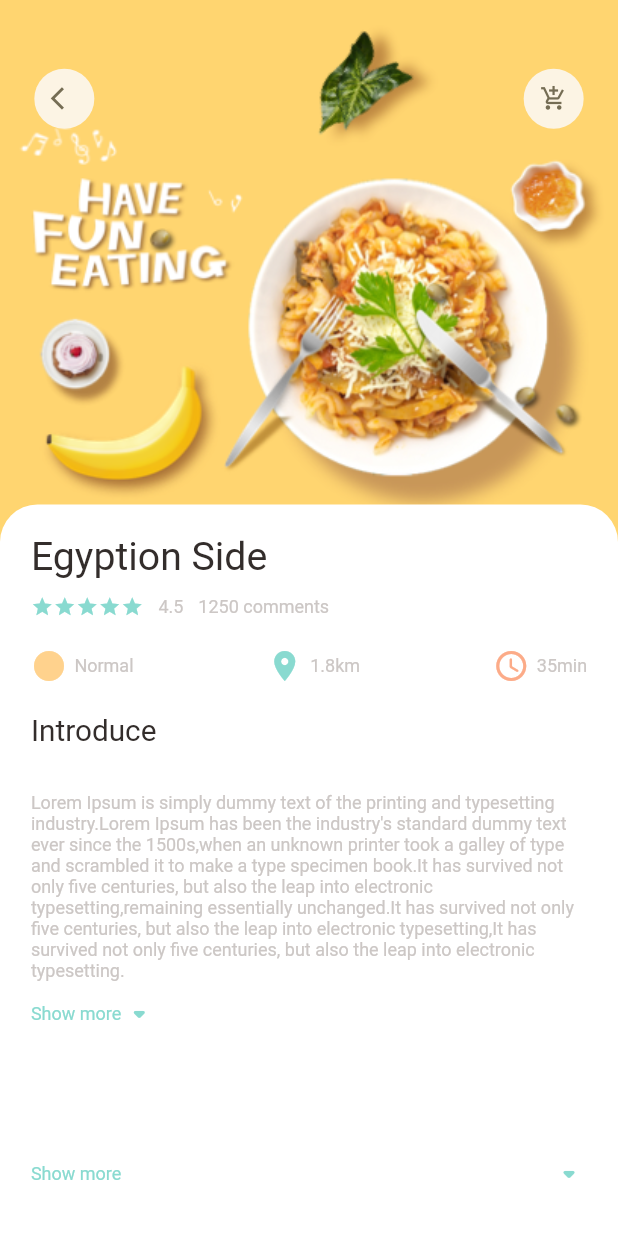
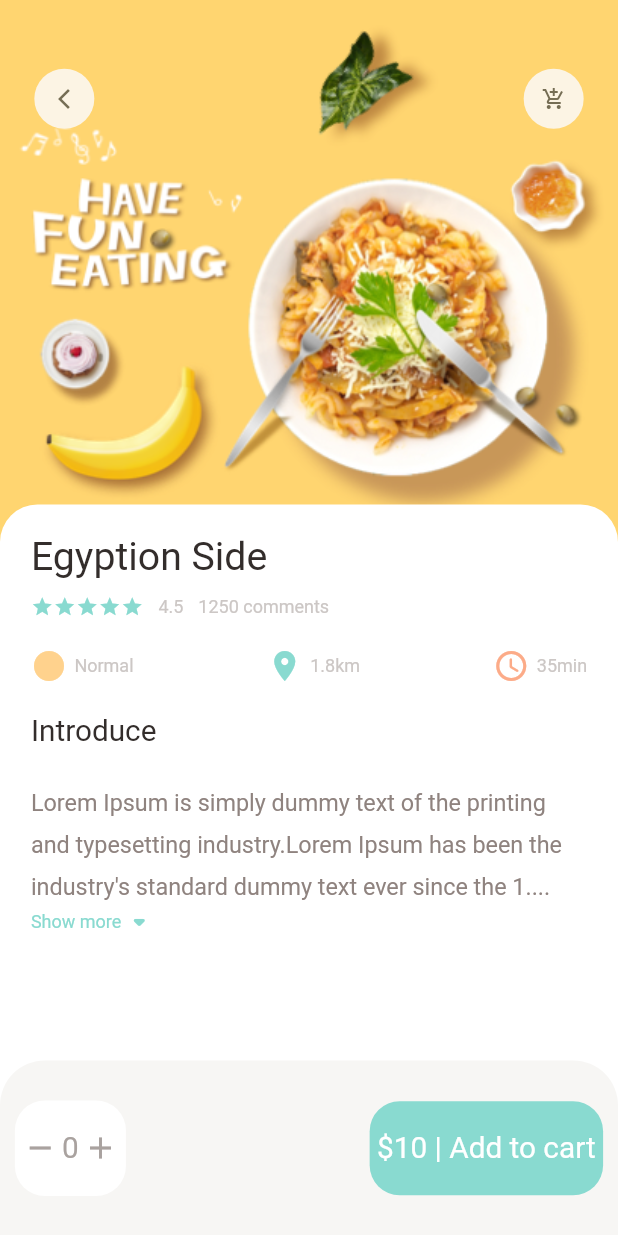
Before and after one commit to ahmedashraf722/Fast-Food-Delivery-Clone, a Flutter app: the PopularFoodDetail screen opened directly, on a phone screen of 412 x 824 dp. Run offline on Flutter 3.47's test engine with Material 2 defaults, Android fonts, the phone set to English and light mode, and no system bars; our stand-ins replace dots_indicator, flutter_bloc, fluttertoast, get, shared_preferences; accounts and stored records are empty.

Commit message:
more screens

```diff
--- a/lib/modules/popular_food_detail_screen/popular_food_detail.dart
+++ b/lib/modules/popular_food_detail_screen/popular_food_detail.dart
@@ -1,11 +1,11 @@
 import 'package:flutter/material.dart';
 import 'package:food_delivery/shared/components/components/app_column.dart';
 import 'package:food_delivery/shared/components/components/app_icon.dart';
+import 'package:food_delivery/shared/components/components/expandable_text_widget.dart';
 import 'package:food_delivery/shared/utils/dimensions.dart';
 import 'package:get/get.dart';
 
 import '../../shared/components/components/big_texts.dart';
-import '../../shared/components/components/small_texts.dart';
 import '../../shared/components/constants/constants.dart';
 import '../../shared/styles/colors.dart';
 
@@ -15,8 +15,10 @@ class PopularFoodDetail extends StatelessWidget {
   @override
   Widget build(BuildContext context) {
     return Scaffold(
+      backgroundColor: Colors.white,
       body: Stack(
         children: [
+          // Background image
           Positioned(
             left: 0,
             right: 0,
@@ -30,6 +32,7 @@ class PopularFoodDetail extends StatelessWidget {
               )),
             ),
           ),
+          // icon widgets
           Positioned(
             top: Dimensions.screenHeight / 18,
             left: Dimensions.screenHeight / 36,
@@ -41,12 +44,13 @@ class PopularFoodDetail extends StatelessWidget {
                   onTap: () {
                     Get.back();
                   },
-                  child: const AppIcon(iconData: Icons.arrow_back_ios),
+                  child: const AppIcon(iconData: Icons.arrow_back_ios_outlined),
                 ),
                 const AppIcon(iconData: Icons.add_shopping_cart_outlined),
               ],
             ),
           ),
+          // introductions food name and price ...
           Container(
             width: double.maxFinite,
             height: Dimensions.screenHeight / 1.5,
@@ -72,49 +76,86 @@ class PopularFoodDetail extends StatelessWidget {
                   text: 'Introduce',
                   size: Dimensions.sizeTextFont20,
                 ),
-                sizedBox(Dimensions.heightSizedBox30, 0.0),
-                const SmallText(
+                sizedBox(Dimensions.heightSizedBox20, 0.0),
+                // expandable text food items
+                const Expanded(
+                  child: SingleChildScrollView(
+                    child: ExpandableText(
                       text:
                           'Lorem Ipsum is simply dummy text of the printing and typesetting industry.'
                           'Lorem Ipsum has been the industry\'s standard dummy text ever since the 1500s,'
-                      'when an unknown printer took a galley of type and scrambled it to make a type specimen book.'
                           'It has survived not only five centuries, but also the leap into electronic typesetting,'
                           'remaining essentially unchanged.'
+                          'Lorem Ipsum is simply dummy text of the printing and typesetting industry.'
+                          'Lorem Ipsum has been the industry\'s standard dummy text ever since the 1500s,'
                           'It has survived not only five centuries, but also the leap into electronic typesetting,'
-                      'It has survived not only five centuries, but also the leap into electronic typesetting.',
+                          'remaining essentially unchanged.',
                     ),
-                sizedBox(Dimensions.heightSizedBox10, 0.0),
-                Row(
-                  children: const [
-                    SmallText(
-                      text: 'Show more',
-                      color: AppColors.mainColor,
                   ),
-                    Icon(
-                      Icons.arrow_drop_down_rounded,
-                      color: AppColors.mainColor,
-                    ),
-                  ],
-                ),
-                sizedBox(Dimensions.screenHeight / 10, 0.0),
-                Row(
-                  mainAxisAlignment: MainAxisAlignment.spaceBetween,
-                  children: const [
-                    SmallText(
-                      text: 'Show more',
-                      color: AppColors.mainColor,
-                    ),
-                    Icon(
-                      Icons.arrow_drop_down_rounded,
-                      color: AppColors.mainColor,
-                    ),
-                  ],
                 ),
               ],
             ),
           ),
         ],
       ),
+      bottomNavigationBar: Container(
+        height: Dimensions.bottomNavigationBarHeight,
+        padding: EdgeInsets.only(
+          left: Dimensions.widthSizedBox20,
+          right: Dimensions.widthSizedBox20,
+          top: Dimensions.heightSizedBox20,
+          bottom: Dimensions.heightSizedBox20,
+        ),
+        decoration: const BoxDecoration(
+          color: AppColors.buttonBackgroundColor,
+          borderRadius: BorderRadius.only(
+            topLeft: Radius.circular(30.0),
+            topRight: Radius.circular(30.0),
+          ),
+        ),
+        child: Row(
+          mainAxisAlignment: MainAxisAlignment.spaceBetween,
+          children: [
+            Container(
+              padding: EdgeInsets.only(
+                left: Dimensions.widthSizedBox10,
+                right: Dimensions.widthSizedBox10,
+                top: Dimensions.heightSizedBox20,
+                bottom: Dimensions.heightSizedBox20,
+              ),
+              decoration: BoxDecoration(
+                color: Colors.white,
+                borderRadius: BorderRadius.circular(20.0),
+              ),
+              child: Row(
+                children: [
+                  const Icon(Icons.remove, color: AppColors.signColor),
+                  sizedBox(0.0, Dimensions.widthSizedBox10 / 2),
+                  const BigText(text: '0', color: AppColors.signColor),
+                  sizedBox(0.0, Dimensions.widthSizedBox10 / 2),
+                  const Icon(Icons.add, color: AppColors.signColor),
+                ],
+              ),
+            ),
+            Container(
+              padding: EdgeInsets.only(
+                left: Dimensions.widthSizedBox10,
+                right: Dimensions.widthSizedBox10,
+                top: Dimensions.heightSizedBox20,
+                bottom: Dimensions.heightSizedBox20,
+              ),
+              decoration: BoxDecoration(
+                color: AppColors.mainColor,
+                borderRadius: BorderRadius.circular(20.0),
+              ),
+              child: const BigText(
+                text: '\$10 | Add to cart',
+                color: Colors.white,
+              ),
+            ),
+          ],
+        ),
+      ),
     );
   }
 }
--- a/lib/shared/components/components/app_icon.dart
+++ b/lib/shared/components/components/app_icon.dart
@@ -1,11 +1,11 @@
 import 'package:flutter/material.dart';
-import 'package:food_delivery/shared/utils/dimensions.dart';
 
 class AppIcon extends StatelessWidget {
   final IconData iconData;
   final Color backgroundColor;
   final Color iconColor;
   final double size;
+  final double iconSize;
 
   const AppIcon({
     Key? key,
@@ -13,6 +13,7 @@ class AppIcon extends StatelessWidget {
     this.backgroundColor = const Color(0xFFfcf4e4),
     this.iconColor = const Color(0xFF756d54),
     this.size = 40,
+    this.iconSize = 16,
   }) : super(key: key);
 
   @override
@@ -22,13 +23,13 @@ class AppIcon extends StatelessWidget {
       height: size,
       decoration: BoxDecoration(
         color: backgroundColor,
-        borderRadius: BorderRadius.circular(size / 2),
+        borderRadius: BorderRadius.circular(size),
       ),
       child: Center(
         child: Icon(
           iconData,
           color: iconColor,
-          size: Dimensions.screenHeight / 45.5,
+          size: iconSize,
         ),
       ),
     );
--- /dev/null
+++ b/lib/shared/components/components/expandable_text_widget.dart
@@ -0,0 +1,79 @@
+import 'package:flutter/material.dart';
+import 'package:food_delivery/shared/components/components/small_texts.dart';
+import 'package:food_delivery/shared/utils/dimensions.dart';
+
+import '../../styles/colors.dart';
+
+class ExpandableText extends StatefulWidget {
+  final String text;
+
+  const ExpandableText({Key? key, required this.text}) : super(key: key);
+
+  @override
+  State<ExpandableText> createState() => _ExpandableTextState();
+}
+
+class _ExpandableTextState extends State<ExpandableText> {
+  late String firstHalf;
+  late String secondHalf;
+  bool hiddenText = true;
+  double textHeight = Dimensions.screenHeight / 5.63;
+
+  @override
+  void initState() {
+    super.initState();
+    if (widget.text.length > textHeight) {
+      firstHalf = widget.text.substring(0, textHeight.toInt());
+      secondHalf =
+          widget.text.substring(textHeight.toInt() + 1, widget.text.length);
+    } else {
+      firstHalf = widget.text;
+      secondHalf = '';
+    }
+  }
+
+  @override
+  Widget build(BuildContext context) {
+    return Container(
+      child: secondHalf.isEmpty
+          ? SmallText(
+              size: Dimensions.fontSize16,
+              text: firstHalf,
+              color: AppColors.paraColor,
+            )
+          : Column(
+              children: [
+                SmallText(
+                  height: 1.8,
+                  size: Dimensions.fontSize16,
+                  color: AppColors.paraColor,
+                  text: hiddenText
+                      ? (firstHalf + '....')
+                      : (firstHalf + secondHalf),
+                ),
+                InkWell(
+                  onTap: () {
+                    setState(() {
+                      hiddenText = !hiddenText;
+                    });
+                  },
+                  child: Row(
+                    children: [
+                      const SmallText(
+                        text: 'Show more',
+                        color: AppColors.mainColor,
+                      ),
+                      Icon(
+                        hiddenText
+                            ? Icons.arrow_drop_down_rounded
+                            : Icons.arrow_drop_up_rounded,
+                        color: AppColors.mainColor,
+                      ),
+                    ],
+                  ),
+                ),
+              ],
+            ),
+    );
+  }
+}
--- /dev/null
+++ b/lib/shared/cubit/app_cubit/state/state.dart
@@ -0,0 +1,3 @@
+abstract class AppStates {}
+
+class AppInitialState extends AppStates {}
--- /dev/null
+++ b/lib/shared/networks/end_points/end_points.dart
@@ -0,0 +1,2 @@
+String token = '';
+String baseUrl = '';
--- a/lib/shared/utils/dimensions.dart
+++ b/lib/shared/utils/dimensions.dart
@@ -12,10 +12,20 @@ class Dimensions {
   static double heightSizedBox20 = screenHeight / 41.5;
   static double heightSizedBox30 = screenHeight / 28;
 
+  //dynamic width
+  static double widthSizedBox10 = screenWidth / 83;
+  static double widthSizedBox20 = screenWidth / 41.5;
+  static double widthSizedBox30 = screenWidth / 28;
 
+  //dynamic fontSize
+  static double fontSize16 = screenHeight / 52.75;
   static double sizeTextFont20 = screenHeight / 41.5;
   static double sizeTextFont26 = screenHeight / 31.5;
 
+  // icon size
+  static double iconSize16 = screenHeight / 52.75;
+  static double iconSize24 = screenHeight / 35.17;
 
-
+  //bottomNavigationBarHeight
+  static double bottomNavigationBarHeight = screenHeight / 7.04;
 }
--- a/pubspec.yaml
+++ b/pubspec.yaml
@@ -38,6 +38,9 @@ dependencies:
   flutter_launcher_icons:
   fluttertoast:
   dots_indicator:
+  http:
+  shared_preferences:
+  flutter_bloc:
 
 dev_dependencies:
   flutter_test:
```
Also changed, not shown: lib/main.dart (+25 -0 lines), lib/modules/food_screen/main_food_screen.dart (+15 -7 lines), lib/modules/popular_food_characteristics_screen/popular_food_characteristics_screen.dart (added, +224 -0 lines), lib/shared/cubit/app_cubit/cubit/cubit.dart (added, +9 -0 lines), lib/shared/networks/local/cacher_helper.dart (added, +36 -0 lines), lib/shared/networks/remote/http_helper.dart (added, +37 -0 lines), pubspec.lock. Lines whose indentation alone changed are shown as unchanged.
